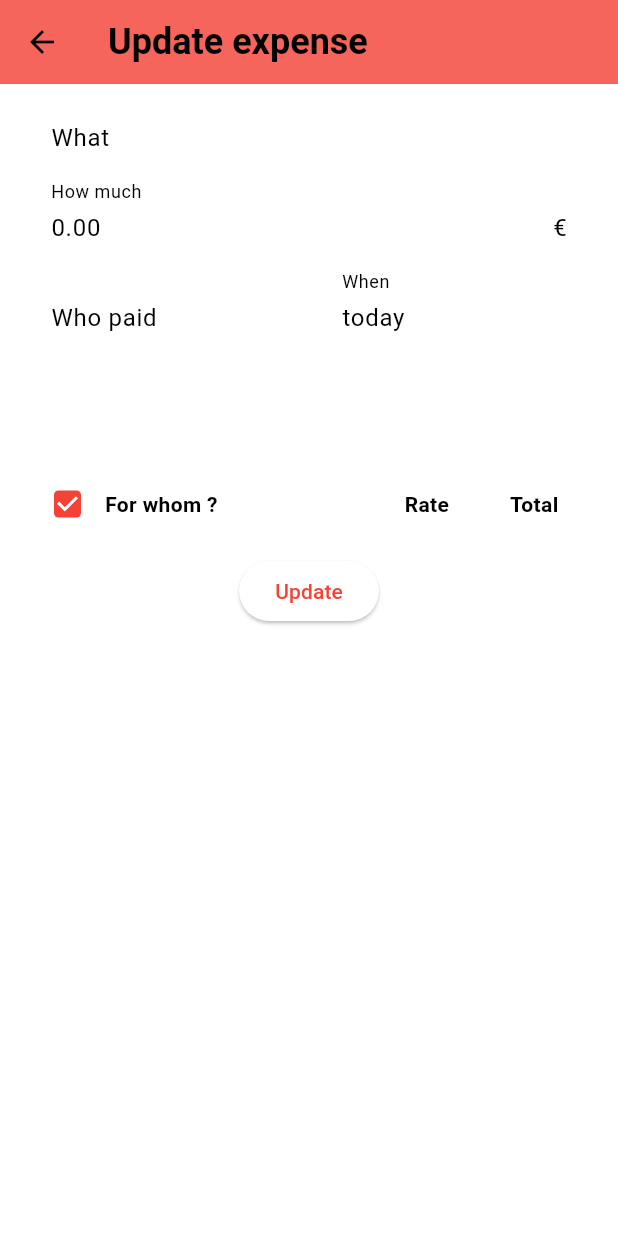
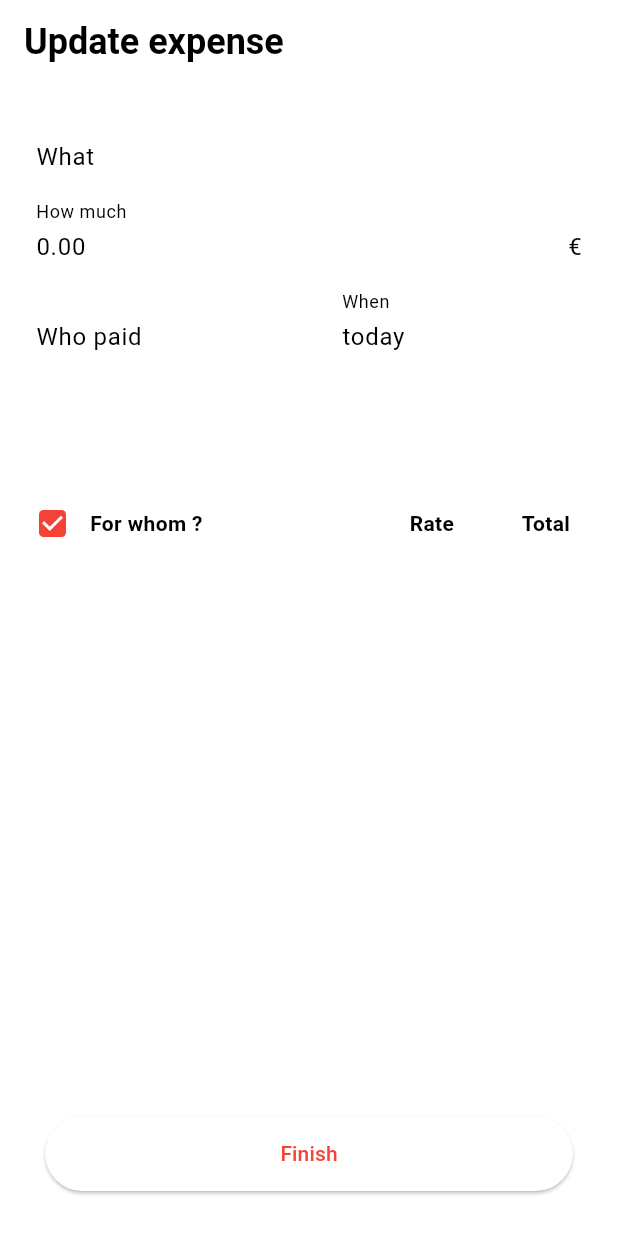
Before and after one commit to BhasherBEL/Splitr, a Flutter app: the NewEntryPage widget shown alone on an empty page, opened directly with empty values, on a phone screen of 412 x 824 dp. Run offline on Flutter 3.47's test engine with Material 2 defaults, Android fonts, the phone set to English and light mode, and no system bars; drawn by our look-alikes of dynamic_color, select_form_field; our stand-ins replace flutter_slidable, pocketbase, share_plus, shared_preferences, sqflite, tuple; accounts and stored records are empty.

Commit message:
New entry using new screen template

```diff
--- a/lib/components/new_entry.dart
+++ b/lib/components/new_entry.dart
@@ -3,34 +3,60 @@ import 'dart:math';
 import 'package:flutter/material.dart';
 import 'package:flutter/services.dart';
 import 'package:select_form_field/select_form_field.dart';
-import 'package:shared/utils/colors.dart';
 
 import '../model/bill_data.dart';
 import '../model/item.dart';
 import '../model/participant.dart';
 import '../model/project.dart';
+import '../screens/new_screen.dart';
 import '../utils/formatter/decimal.dart';
 import '../utils/time.dart';
 
-class NewEntryPage extends StatefulWidget {
+class NewEntryPage extends StatelessWidget {
   const NewEntryPage(this.project, {super.key, this.item});
 
   final Project project;
   final Item? item;
 
   @override
-  State<NewEntryPage> createState() => _NewEntryPageState();
+  Widget build(BuildContext context) {
+    BillData bill = BillData(item: item, project: project);
+    return NewScreen(
+      title: item == null ? 'Add new expense' : 'Update expense',
+      onValidate: (context, key) async {
+        if (key.currentState!.validate()) {
+          Item item = await bill.toItemOf(project);
+          await item.conn.saveRecursively();
+          Navigator.pop(context, true);
+        }
+      },
+      child: NewEntrySubPage(
+        project,
+        bill,
+        item: item,
+      ),
+    );
+  }
 }
 
-class _NewEntryPageState extends State<NewEntryPage> {
-  late BillData bill;
+class NewEntrySubPage extends StatefulWidget {
+  const NewEntrySubPage(this.project, this.bill, {super.key, this.item});
+
+  final Project project;
+  final Item? item;
+  final BillData bill;
+
+  @override
+  State<NewEntrySubPage> createState() => _NewEntrySubPageState();
+}
+
+class _NewEntrySubPageState extends State<NewEntrySubPage> {
   final dateController = TextEditingController();
   final titleController = TextEditingController();
   final emitterController = TextEditingController();
   final amountController = TextEditingController();
   final Map<Participant, TextEditingController> sharesController = {};
   final Map<Participant, TextEditingController> fixedsController = {};
-  final _formKey = GlobalKey<FormState>();
 
   @override
   void dispose() {
@@ -42,19 +68,18 @@ class _NewEntryPageState extends State<NewEntryPage> {
   @override
   void initState() {
     super.initState();
-    bill = BillData(item: widget.item, project: widget.project);
-    titleController.text = bill.title;
-    dateController.text = daysElapsed(bill.date);
-    emitterController.text = bill.emitter.pseudo;
-    amountController.text = bill.amount.toStringAsFixed(2);
+    titleController.text = widget.bill.title;
+    dateController.text = daysElapsed(widget.bill.date);
+    emitterController.text = widget.bill.emitter.pseudo;
+    amountController.text = widget.bill.amount.toStringAsFixed(2);
 
     for (Participant participant in widget.project.participants) {
       if (widget.item == null) {
-        bill.shares[participant] = BillPart(share: 1);
+        widget.bill.shares[participant] = BillPart(share: 1);
         sharesController[participant] = TextEditingController(text: "1");
         fixedsController[participant] = TextEditingController();
-      } else if (bill.shares[participant] == null) {
-        bill.shares[participant] = BillPart();
+      } else if (widget.bill.shares[participant] == null) {
+        widget.bill.shares[participant] = BillPart();
         sharesController[participant] = TextEditingController(text: "0");
         fixedsController[participant] = TextEditingController(text: "0.00");
       } else {
@@ -66,49 +91,25 @@ class _NewEntryPageState extends State<NewEntryPage> {
 
   @override
   Widget build(BuildContext context) {
-    return Scaffold(
-      resizeToAvoidBottomInset: true,
-      appBar: AppBar(
-        elevation: 4,
-        title: Column(
-          children: [
-            Text(
-              widget.item == null ? 'Add new expense' : 'Update expense',
-              style: const TextStyle(
-                fontSize: 24,
-                fontWeight: FontWeight.bold,
-              ),
-            ),
-          ],
-        ),
-      ),
-      body: SingleChildScrollView(
-        child: Padding(
-          padding: const EdgeInsets.symmetric(horizontal: 20.0),
-          child: Form(
-            key: _formKey,
-            autovalidateMode: AutovalidateMode.onUserInteraction,
+    return SingleChildScrollView(
       child: Column(
         mainAxisSize: MainAxisSize.max,
         mainAxisAlignment: MainAxisAlignment.spaceAround,
         children: [
-                Column(
-                  children: [
           const SizedBox(
-                      height: 12, // <-- SEE HERE
+            height: 5,
           ),
           TextFormField(
             controller: titleController,
-                      validator: (value) => value == null || value.isEmpty
-                          ? 'Title can\'t be empty'
-                          : null,
+            validator: (value) =>
+                value == null || value.isEmpty ? 'Title can\'t be empty' : null,
             autocorrect: true,
             decoration: const InputDecoration(
               contentPadding: EdgeInsets.symmetric(horizontal: 10),
               labelText: "What",
               border: OutlineInputBorder(),
             ),
-                      onChanged: (value) => bill.title = value,
+            onChanged: (value) => widget.bill.title = value,
           ),
           const SizedBox(
             height: 12, // <-- SEE HERE
@@ -126,8 +127,7 @@ class _NewEntryPageState extends State<NewEntryPage> {
             inputFormatters: [
               DecimalTextInputFormatter(2),
             ],
-                      keyboardType:
-                          const TextInputType.numberWithOptions(decimal: true),
+            keyboardType: const TextInputType.numberWithOptions(decimal: true),
             decoration: const InputDecoration(
               suffixText: ' €',
               contentPadding: EdgeInsets.symmetric(horizontal: 10),
@@ -139,7 +139,7 @@ class _NewEntryPageState extends State<NewEntryPage> {
               try {
                 double parsed = double.parse(value);
                 setState(() {
-                            bill.amount = parsed;
+                  widget.bill.amount = parsed;
                 });
               } catch (e) {}
             },
@@ -157,8 +157,7 @@ class _NewEntryPageState extends State<NewEntryPage> {
                       SelectFormField(
                         type: SelectFormFieldType.dropdown,
                         decoration: const InputDecoration(
-                                    contentPadding:
-                                        EdgeInsets.symmetric(horizontal: 10),
+                          contentPadding: EdgeInsets.symmetric(horizontal: 10),
                           labelText: "Who paid",
                           border: OutlineInputBorder(),
                         ),
@@ -170,9 +169,8 @@ class _NewEntryPageState extends State<NewEntryPage> {
                             .toList(),
                         controller: emitterController,
                         onChanged: (value) {
-                                    bill.emitter = widget.project.participants
-                                        .firstWhere((element) =>
-                                            element.pseudo == value);
+                          widget.bill.emitter = widget.project.participants
+                              .firstWhere((element) => element.pseudo == value);
                         },
                       ),
                     ],
@@ -188,8 +186,7 @@ class _NewEntryPageState extends State<NewEntryPage> {
                         readOnly: true,
                         controller: dateController,
                         decoration: const InputDecoration(
-                                    contentPadding:
-                                        EdgeInsets.symmetric(horizontal: 10),
+                          contentPadding: EdgeInsets.symmetric(horizontal: 10),
                           labelText: "When",
                           border: OutlineInputBorder(),
                           hintText: 'Pick your Date',
@@ -197,13 +194,13 @@ class _NewEntryPageState extends State<NewEntryPage> {
                         onTap: () async {
                           DateTime? date = await showDatePicker(
                             context: context,
-                                      initialDate: bill.date,
+                            initialDate: widget.bill.date,
                             firstDate: DateTime(1900),
                             lastDate: DateTime(2100),
                           );
                           if (date != null) {
                             dateController.text = daysElapsed(date);
-                                      bill.date = date;
+                            widget.bill.date = date;
                           }
                         },
                       ),
@@ -256,19 +253,16 @@ class _NewEntryPageState extends State<NewEntryPage> {
                     TableRow(
                       children: [
                         TableCell(
-                                    verticalAlignment:
-                                        TableCellVerticalAlignment.middle,
+                          verticalAlignment: TableCellVerticalAlignment.middle,
                           child: Checkbox(
-                                      value: bill.shares.values
+                            value: widget.bill.shares.values
                                         .where((e) =>
-                                                      e.fixed != null ||
-                                                      e.share != null)
+                                            e.fixed != null || e.share != null)
                                         .length !=
-                                              bill.shares.length
-                                          ? bill.shares.values
+                                    widget.bill.shares.length
+                                ? widget.bill.shares.values
                                         .where((e) =>
-                                                      e.fixed != null ||
-                                                      e.share != null)
+                                            e.fixed != null || e.share != null)
                                         .isNotEmpty
                                     ? null
                                     : false
@@ -277,9 +271,8 @@ class _NewEntryPageState extends State<NewEntryPage> {
                             onChanged: (value) {
                               value ??= false;
                               setState(() {
-                                          bill.shares.updateAll(
-                                            (k, v) => BillPart(
-                                                share: value! ? 1 : null),
+                                widget.bill.shares.updateAll(
+                                  (k, v) => BillPart(share: value! ? 1 : null),
                                 );
                               });
                             },
@@ -289,8 +282,7 @@ class _NewEntryPageState extends State<NewEntryPage> {
                           ),
                         ),
                         const TableCell(
-                                    verticalAlignment:
-                                        TableCellVerticalAlignment.middle,
+                          verticalAlignment: TableCellVerticalAlignment.middle,
                           child: Text(
                             "For whom ?",
                             textAlign: TextAlign.left,
@@ -300,8 +292,7 @@ class _NewEntryPageState extends State<NewEntryPage> {
                           ),
                         ),
                         const TableCell(
-                                    verticalAlignment:
-                                        TableCellVerticalAlignment.middle,
+                          verticalAlignment: TableCellVerticalAlignment.middle,
                           child: Text(
                             "Rate",
                             textAlign: TextAlign.center,
@@ -311,8 +302,7 @@ class _NewEntryPageState extends State<NewEntryPage> {
                           ),
                         ),
                         const TableCell(
-                                    verticalAlignment:
-                                        TableCellVerticalAlignment.middle,
+                          verticalAlignment: TableCellVerticalAlignment.middle,
                           child: Text(
                             "Total",
                             textAlign: TextAlign.center,
@@ -324,31 +314,10 @@ class _NewEntryPageState extends State<NewEntryPage> {
                       ],
                     ),
                   ] +
-                            getRows(bill, sharesController, fixedsController),
+                  getRows(widget.bill, sharesController, fixedsController),
             ),
           ),
         ],
-                ),
-                Padding(
-                  padding: const EdgeInsets.only(top: 10),
-                  child: Align(
-                    alignment: Alignment.bottomCenter,
-                    child: ElevatedButton(
-                      onPressed: () async {
-                        if (_formKey.currentState!.validate()) {
-                          Item item = await bill.toItemOf(widget.project);
-                          await item.conn.saveRecursively();
-                          Navigator.pop(context, true);
-                        }
-                      },
-                      child: Text(widget.item == null ? 'Create' : 'Update'),
-                    ),
-                  ),
-                ),
-              ],
-            ),
-          ),
-        ),
       ),
     );
   }
@@ -360,12 +329,12 @@ class _NewEntryPageState extends State<NewEntryPage> {
   ) {
     final List<TableRow> rows = [];
 
-    double total = max(bill.totalShares, 1);
+    double total = widget.bill.totalShares;
 
-    double fixedBonus = bill.totalFixed /
-        bill.shares.values.where((e) => e.share != null).length;
+    double fixedBonus = widget.bill.totalFixed /
+        widget.bill.shares.values.where((e) => e.share != null).length;
 
-    bill.shares.forEach((participant, amount) {
+    widget.bill.shares.forEach((participant, amount) {
       final newShareValue = amount.share == null
           ? amount.fixed == null
               ? "0"
@@ -378,9 +347,12 @@ class _NewEntryPageState extends State<NewEntryPage> {
 
       double price = max(
           amount.fixed ??
-              bill.amount * (amount.share ?? 0) / (total != 0 ? total : 1) -
-                  fixedBonus,
+              widget.bill.amount * (amount.share ?? 0) / total - fixedBonus,
           0);
+
+      if (price.isNaN) price = 0;
+
+      print(price);
 
       try {
         if (fixedsController[participant]!.text == "" ||
@@ -394,14 +366,14 @@ class _NewEntryPageState extends State<NewEntryPage> {
           TableCell(
             verticalAlignment: TableCellVerticalAlignment.middle,
             child: Checkbox(
-              value: bill.shares[participant]!.fixed != null ||
-                  bill.shares[participant]!.share != null,
+              value: widget.bill.shares[participant]!.fixed != null ||
+                  widget.bill.shares[participant]!.share != null,
               onChanged: (value) {
                 setState(() {
                   if (value != null && value) {
-                    bill.shares[participant] = BillPart(share: 1);
+                    widget.bill.shares[participant] = BillPart(share: 1);
                   } else {
-                    bill.shares[participant] = BillPart();
+                    widget.bill.shares[participant] = BillPart();
                   }
                 });
               },
@@ -424,9 +396,9 @@ class _NewEntryPageState extends State<NewEntryPage> {
                 child: Focus(
                   onFocusChange: (value) {
                     setState(() {
-                      if (bill.shares[participant]!.share != null) {
-                        bill.shares[participant]!.share =
-                            bill.shares[participant]!.share! + 0.00001;
+                      if (widget.bill.shares[participant]!.share != null) {
+                        widget.bill.shares[participant]!.share =
+                            widget.bill.shares[participant]!.share! + 0.00001;
                       }
                     });
                   },
@@ -437,7 +409,7 @@ class _NewEntryPageState extends State<NewEntryPage> {
                     onChanged: (value) {
                       try {
                         setState(() {
-                          bill.shares[participant] = BillPart(
+                          widget.bill.shares[participant] = BillPart(
                               share: double.parse(value) > 0
                                   ? double.parse(value)
                                   : null);
@@ -459,12 +431,12 @@ class _NewEntryPageState extends State<NewEntryPage> {
                   if (value) return;
                   setState(() {
                     if (fixedsController[participant]!.text.isEmpty &&
-                        bill.shares[participant]!.share == null) {
-                      bill.shares[participant] = BillPart();
+                        widget.bill.shares[participant]!.share == null) {
+                      widget.bill.shares[participant] = BillPart();
                     }
-                    if (bill.shares[participant]!.fixed != null) {
-                      bill.shares[participant]!.fixed =
-                          bill.shares[participant]!.fixed! + 0.00001;
+                    if (widget.bill.shares[participant]!.fixed != null) {
+                      widget.bill.shares[participant]!.fixed =
+                          widget.bill.shares[participant]!.fixed! + 0.00001;
                     }
                   });
                 },
@@ -480,7 +452,7 @@ class _NewEntryPageState extends State<NewEntryPage> {
                   onChanged: (value) {
                     try {
                       setState(() {
-                        bill.shares[participant] =
+                        widget.bill.shares[participant] =
                             BillPart(fixed: double.parse(value));
                       });
                     } catch (e) {}
@@ -489,9 +461,6 @@ class _NewEntryPageState extends State<NewEntryPage> {
                 ),
               ),
             ),
-            // child: Center(
-            //   child: Text("${price.toStringAsFixed(2)} €"),
-            // ),
           ),
         ],
       ));
@@ -500,50 +469,3 @@ class _NewEntryPageState extends State<NewEntryPage> {
     return rows;
   }
 }
-
-class TitleField extends StatelessWidget {
-  const TitleField(
-    this.text, {
-    super.key,
-  });
-
-  final String text;
-
-  @override
-  Widget build(BuildContext context) {
-    // return Padding(
-    //   padding: const EdgeInsets.only(left: 8.0, top: 20),
-    //   child: Align(
-    //     // alignment: Alignment.centerLeft,
-    //     alignment: Alignment.center,
-    //     child: Text(
-    //       text,
-    //       maxLines: 1,
-    //       textAlign: TextAlign.left,
-    //       style: const TextStyle(
-    //         fontWeight: FontWeight.bold,
-    //         fontSize: 18,
-    //         fontFamily: 'Lato',
-    //       ),
-    //     ),
-    //   ),
-    // );
-    return Padding(
-      padding: const EdgeInsets.only(left: 8.0, top: 20),
-      child: Align(
-        alignment: Alignment.bottomLeft,
-        child: Text(
-          text,
-          maxLines: 1,
-          textAlign: TextAlign.left,
-          style: TextStyle(
-            fontWeight: FontWeight.bold,
-            fontSize: 11,
-            fontFamily: 'Lato',
-            color: ColorModel.text.withOpacity(0.6),
-          ),
-        ),
-      ),
-    );
-  }
-}
--- a/lib/screens/new_project_screen.dart
+++ b/lib/screens/new_project_screen.dart
@@ -33,7 +33,7 @@ class NewProjectScreen extends StatelessWidget {
           : project == null
               ? 'Create'
               : 'Update',
-      page: NewProjectPage(
+      child: NewProjectPage(
         projectData: setupData,
         project: project,
       ),
--- a/lib/screens/new_screen.dart
+++ b/lib/screens/new_screen.dart
@@ -1,48 +1,44 @@
-import 'package:dynamic_color/dynamic_color.dart';
 import 'package:flutter/material.dart';
-
-import 'main_screen.dart';
 
 class NewScreen extends StatelessWidget {
   NewScreen({
     super.key,
     this.title,
-    required this.page,
+    required this.child,
     this.onValidate,
     this.buttonTitle,
   });
 
   String? title;
-  Widget page;
+  Widget child;
   void Function(BuildContext context, GlobalKey<FormState> formKey)? onValidate;
   final GlobalKey<FormState> formKey = GlobalKey();
   String? buttonTitle;
 
   @override
   Widget build(BuildContext context) {
-    return DynamicColorBuilder(builder: (lightColorScheme, darkColorScheme) {
-      return MaterialApp(
-        title: title ?? 'Shared',
-        theme: defaultTheme,
-        darkTheme: defaultDarkTheme,
-        home: Scaffold(
+    return Scaffold(
       appBar: title == null
           ? null
           : AppBar(
-                  title: Text(title!),
-                  elevation: 4,
+              title: Text(
+                title!,
+                style: const TextStyle(
+                  fontSize: 24,
+                  fontWeight: FontWeight.bold,
+                ),
+              ),
             ),
       body: Builder(
         builder: (context) => Form(
           key: formKey,
           child: SafeArea(
             child: Padding(
-                  padding:
-                      const EdgeInsets.symmetric(horizontal: 10, vertical: 20),
+              padding: const EdgeInsets.symmetric(horizontal: 10, vertical: 20),
               child: Column(
                 children: [
                   Expanded(
-                        child: page,
+                    child: child,
                   ),
                   Padding(
                     padding: const EdgeInsets.symmetric(
@@ -55,9 +51,8 @@ class NewScreen extends StatelessWidget {
                             : () => onValidate!(context, formKey),
                         child: Padding(
                           padding: const EdgeInsets.all(15.0),
-                              child: Text(buttonTitle == null
-                                  ? "Finish"
-                                  : buttonTitle!),
+                          child: Text(
+                              buttonTitle == null ? "Finish" : buttonTitle!),
                         ),
                       ),
                     ),
@@ -68,8 +63,6 @@ class NewScreen extends StatelessWidget {
           ),
         ),
       ),
-        ),
     );
-    });
   }
 }
--- a/pubspec.yaml
+++ b/pubspec.yaml
@@ -17,7 +17,7 @@ publish_to: 'none' # Remove this line if you wish to publish to pub.dev
 # https://developer.apple.com/library/archive/documentation/General/Reference/InfoPlistKeyReference/Articles/CoreFoundationKeys.html
 # In Windows, build-name is used as the major, minor, and patch parts
 # of the product and file versions while build-number is used as the build suffix.
-version: 0.0.3
+version: 0.0.4
 
 environment:
   sdk: '>=2.18.6 <3.0.0'
```
Also changed, not shown: lib/components/project/drawer.dart (+8 -2 lines). Lines whose indentation alone changed are shown as unchanged.
